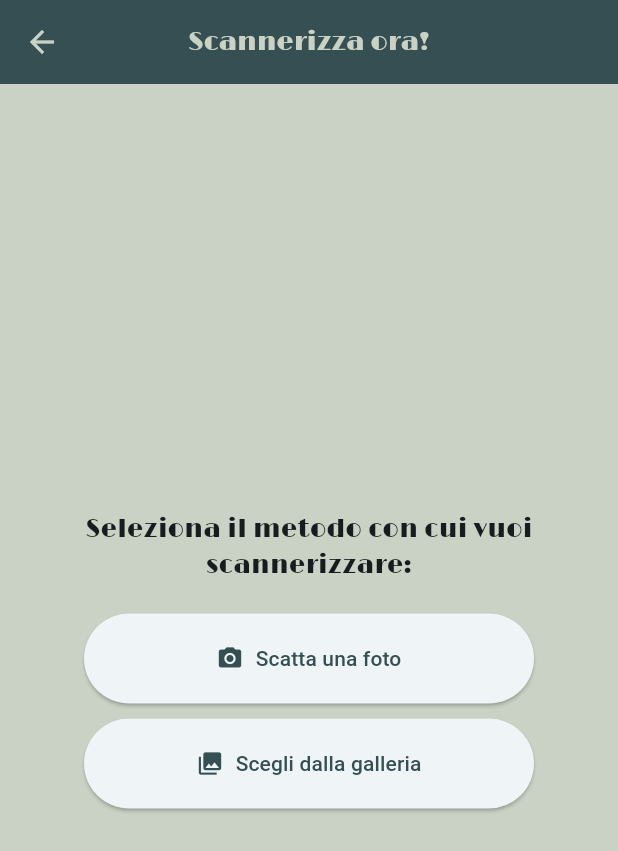
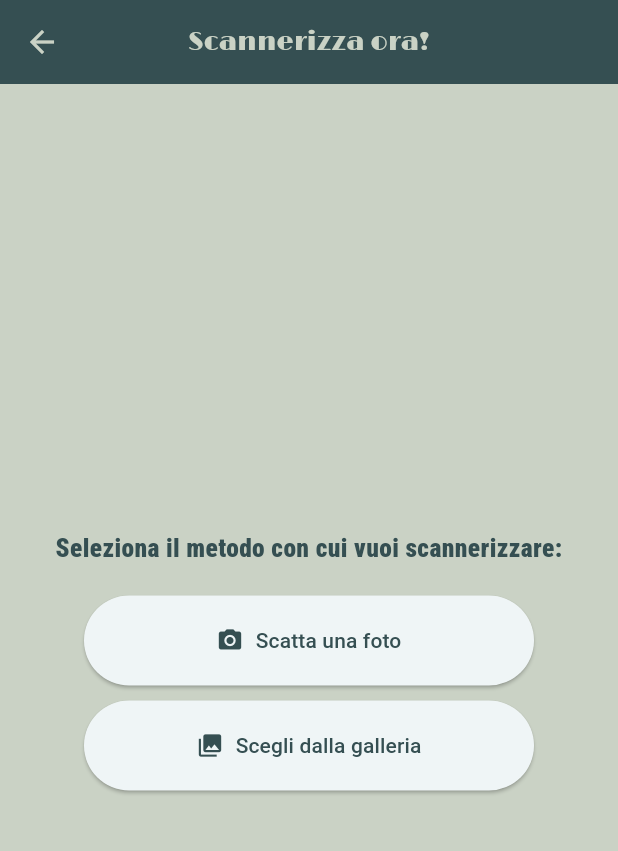
Before and after one commit to akzSermona/ArtLens, a Flutter app: the ScanScreen screen opened directly, on a phone screen of 412 x 824 dp. Shown: the top 851 px of the screen. Run offline on Flutter 3.47's test engine with Material 3 defaults, Android fonts, the phone set to English and light mode, and no system bars; our stand-ins replace image_picker.

Commit message:
refactor ScanScreen text style

```diff
--- a/lib/screens/scan_screen.dart
+++ b/lib/screens/scan_screen.dart
@@ -1,3 +1,4 @@
+import 'package:artlens/main.dart';
 import 'package:flutter/material.dart';
 import 'dart:io';
 
@@ -28,9 +29,13 @@ class ScanScreen extends StatelessWidget {
         child: Column(
           mainAxisAlignment: MainAxisAlignment.center,
           children: [
-            const Text(
+            Text(
               'Seleziona il metodo con cui vuoi scannerizzare:',
-              style: TextStyle(fontFamily: 'Limelight', fontSize: 17),
+              style: TextStyle(
+                fontFamily: 'RobotoCondensed',
+                fontSize: 17,
+                color: customColorScheme.primary,
+              ),
               textAlign: TextAlign.center,
             ),
             const SizedBox(height: 20),
```
